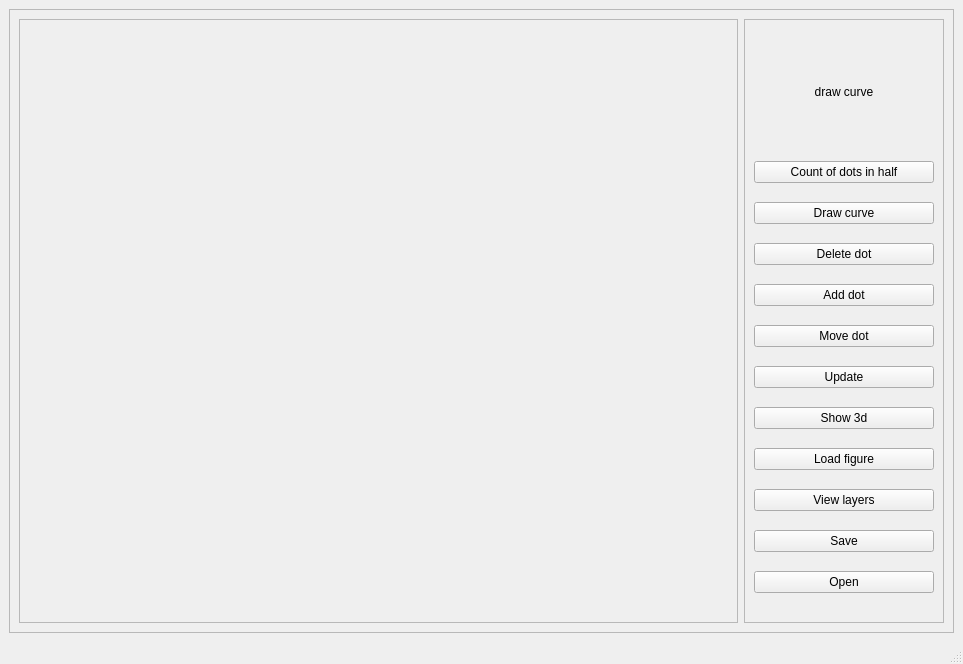
The window that ui/edit_surface.ui (CheckListHW/InputData) describes before a commit, drawn with Qt 5.
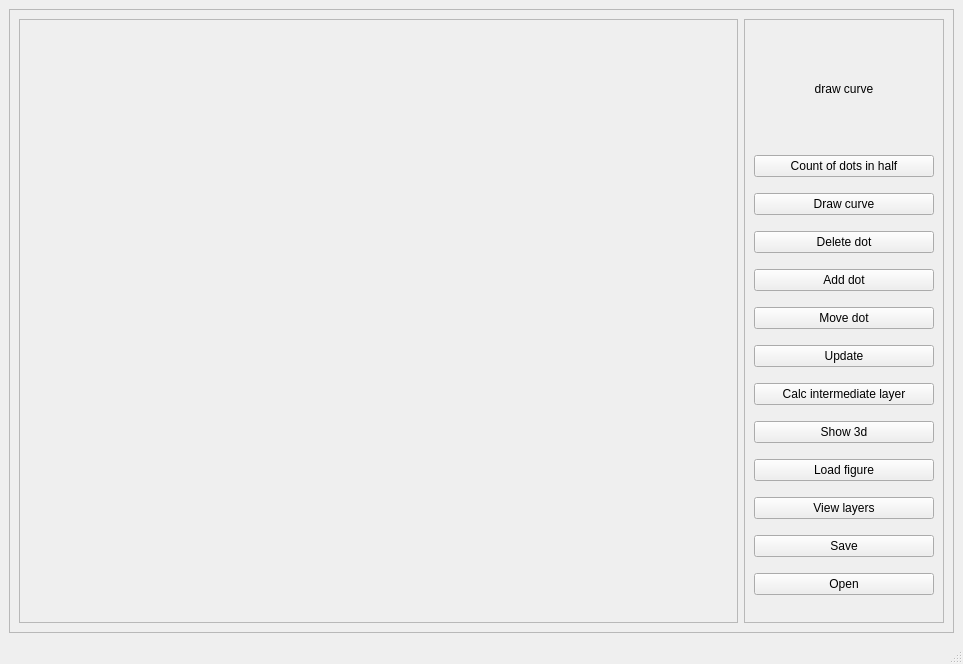
The same window after the commit.

The edit to the form file:
```diff
--- a/ui/edit_surface.ui
+++ b/ui/edit_surface.ui
@@ -131,6 +131,13 @@
             </property>
            </widget>
           </item>
+          <item>
+           <widget class="QPushButton" name="calcLayerButton">
+            <property name="text">
+             <string>Calc intermediate layer</string>
+            </property>
+           </widget>
+          </item>
           <item>
            <widget class="QPushButton" name="show_3d">
             <property name="text">
```
